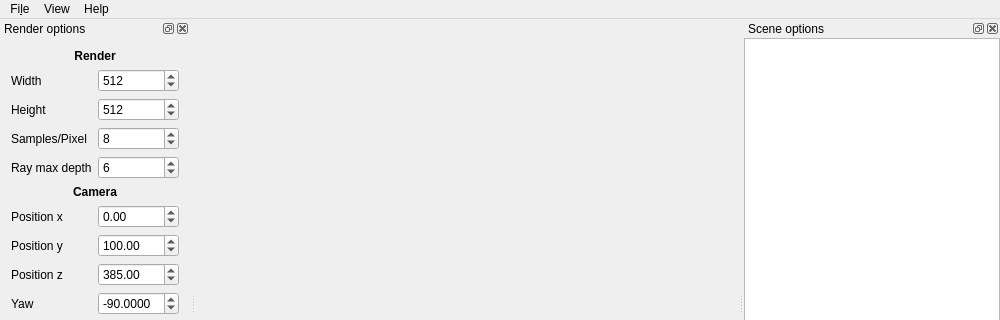
Old version of the form src/gui/mainwindow.ui in the repository Yt-trium/Couscous-raytracer; both pictures show x 0 to 1000 and y 0 to 320 of the 1000 by 608 pixel window.
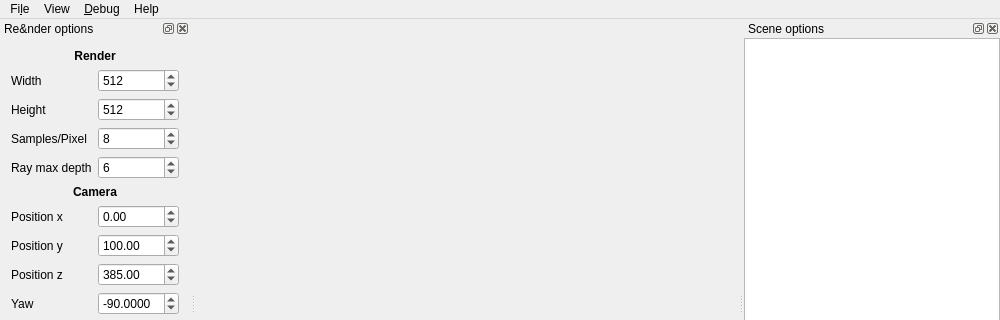
New version of the form. Icons and pictures are not drawn.

Commit message: minor refactor on main interface

Diff of the .ui file:
```diff
--- a/src/gui/mainwindow.ui
+++ b/src/gui/mainwindow.ui
@@ -49,7 +49,7 @@
      <x>0</x>
      <y>0</y>
      <width>1000</width>
-     <height>22</height>
+     <height>20</height>
     </rect>
    </property>
    <widget class="QMenu" name="menuFile">
@@ -72,8 +72,15 @@
     <addaction name="actionRender_Options"/>
     <addaction name="actionScene_Options"/>
    </widget>
+   <widget class="QMenu" name="menuDebug">
+    <property name="title">
+     <string>&amp;Debug</string>
+    </property>
+    <addaction name="actionDisplay_Normals"/>
+   </widget>
    <addaction name="menuFile"/>
    <addaction name="menuView"/>
+   <addaction name="menuDebug"/>
    <addaction name="menuHelp"/>
   </widget>
   <widget class="QDockWidget" name="dockWidget_render">
@@ -87,7 +94,7 @@
     <set>Qt::LeftDockWidgetArea|Qt::RightDockWidgetArea</set>
    </property>
    <property name="windowTitle">
-    <string>Render options</string>
+    <string>Re&amp;nder options</string>
    </property>
    <attribute name="dockWidgetArea">
     <number>1</number>
```
Left out of the diff: 18 changed lines with no effect on the pictures.
